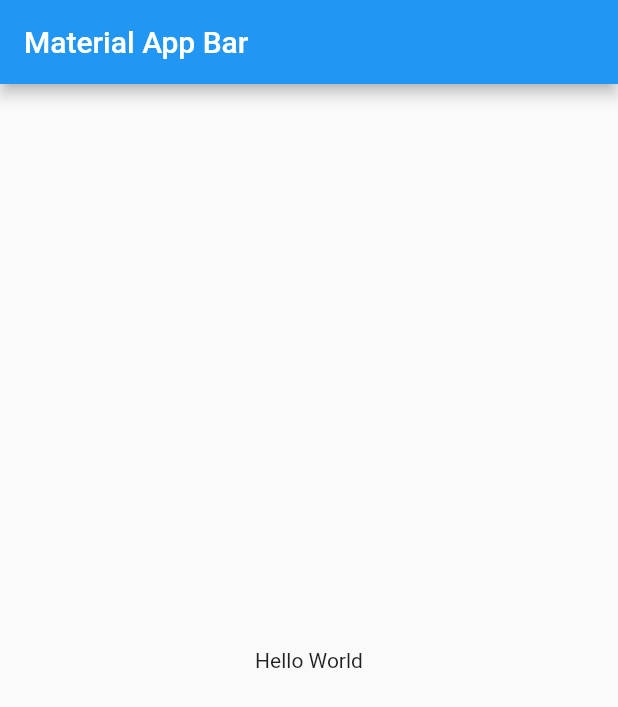
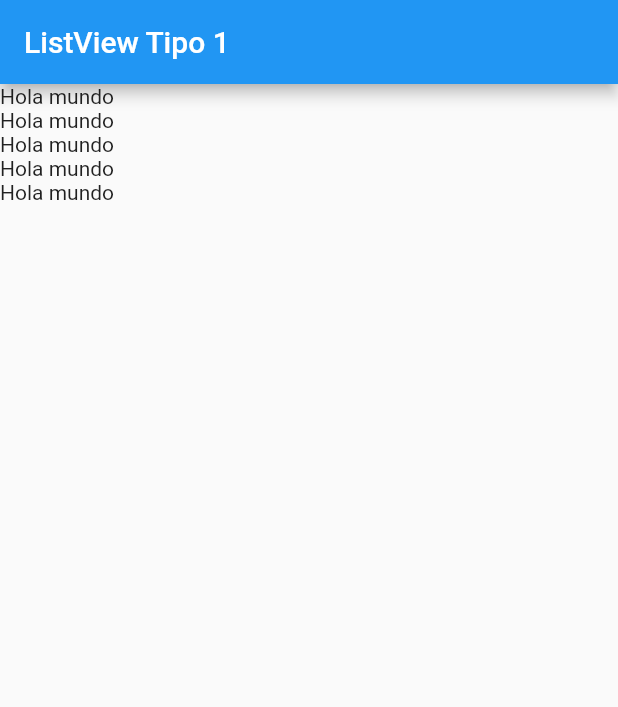
Before and after one commit to Thebobs2598/componentes_app, a Flutter app: the screen it shows after launch, on a phone screen of 412 x 824 dp. Shown: the top 707 px of the screen. Run offline on Flutter 3.47's test engine with Material 2 defaults, Android fonts, the phone set to English and light mode, and no system bars.

Commit message:
first ListView

```diff
--- a/lib/main.dart
+++ b/lib/main.dart
@@ -1,3 +1,4 @@
+import 'package:componentes_app/screens/listview1_screen.dart';
 import 'package:flutter/material.dart';
 
 void main() => runApp(const MyApp());
@@ -7,18 +8,9 @@ class MyApp extends StatelessWidget {
 
   @override
   Widget build(BuildContext context) {
-    return MaterialApp(
+    return const MaterialApp(
       title: 'Material App',
-      home: Scaffold(
-        appBar: AppBar(
-          title: Text('Material App Bar'),
-        ),
-        body: Center(
-          child: Container(
-            child: Text('Hello World'),
-          ),
-        ),
-      ),
+      home: ListView1Screen(),
     );
   }
 }
--- /dev/null
+++ b/lib/screens/listview1_screen.dart
@@ -0,0 +1,23 @@
+import 'package:flutter/material.dart';
+
+class ListView1Screen extends StatelessWidget {
+  const ListView1Screen({Key? key}) : super(key: key);
+
+  @override
+  Widget build(BuildContext context) {
+    return Scaffold(
+      appBar: AppBar(
+        title: const Text('ListView Tipo 1'),
+      ),
+      body: ListView(
+        children: const [
+          Text('Hola mundo'),
+          Text('Hola mundo'),
+          Text('Hola mundo'),
+          Text('Hola mundo'),
+          Text('Hola mundo'),
+        ],
+      ),
+    );
+  }
+}
```
